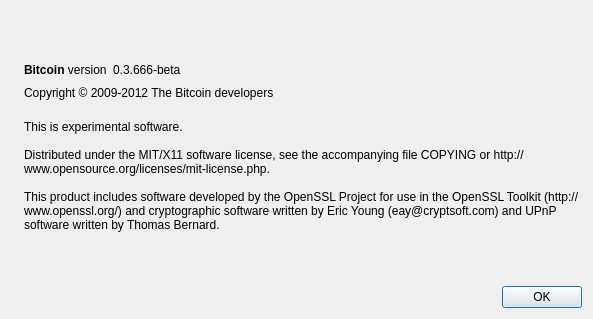
Before: the Qt Designer form src/qt/forms/aboutdialog.ui in Greedi/weedcoin, drawn with Qt 5.
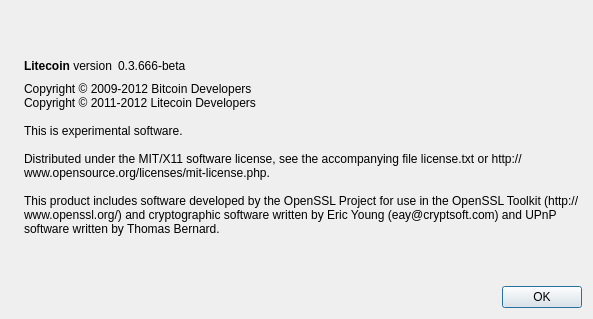
After: the same form once the commit is applied. Icons and pictures are not drawn.

```diff
--- a/src/qt/forms/aboutdialog.ui
+++ b/src/qt/forms/aboutdialog.ui
@@ -50,10 +50,7 @@
           <cursorShape>IBeamCursor</cursorShape>
          </property>
          <property name="text">
-          <string>&lt;b&gt;Bitcoin&lt;/b&gt; version</string>
-         </property>
-         <property name="textInteractionFlags">
-          <set>Qt::LinksAccessibleByMouse|Qt::TextSelectableByKeyboard|Qt::TextSelectableByMouse</set>
+          <string>&lt;b&gt;Litecoin&lt;/b&gt; version</string>
          </property>
         </widget>
        </item>
@@ -65,8 +62,8 @@
          <property name="text">
           <string notr="true">0.3.666-beta</string>
          </property>
-         <property name="textInteractionFlags">
-          <set>Qt::LinksAccessibleByMouse|Qt::TextSelectableByKeyboard|Qt::TextSelectableByMouse</set>
+         <property name="textFormat">
+          <enum>Qt::RichText</enum>
          </property>
         </widget>
        </item>
@@ -85,29 +82,18 @@
        </item>
       </layout>
      </item>
-     <item>
-      <widget class="QLabel" name="copyrightLabel">
-       <property name="cursor">
-        <cursorShape>IBeamCursor</cursorShape>
-       </property>
-       <property name="text">
-        <string>Copyright © 2009-2012 The Bitcoin developers</string>
-       </property>
-       <property name="textInteractionFlags">
-        <set>Qt::LinksAccessibleByMouse|Qt::TextSelectableByKeyboard|Qt::TextSelectableByMouse</set>
-       </property>
-      </widget>
-     </item>
      <item>
       <widget class="QLabel" name="label_2">
        <property name="cursor">
         <cursorShape>IBeamCursor</cursorShape>
        </property>
        <property name="text">
-        <string>
+        <string>Copyright © 2009-2012 Bitcoin Developers
+Copyright © 2011-2012 Litecoin Developers
+
 This is experimental software.
 
-Distributed under the MIT/X11 software license, see the accompanying file COPYING or http://www.opensource.org/licenses/mit-license.php.
+Distributed under the MIT/X11 software license, see the accompanying file license.txt or http://www.opensource.org/licenses/mit-license.php.
 
 This product includes software developed by the OpenSSL Project for use in the OpenSSL Toolkit (http://www.openssl.org/) and cryptographic software written by Eric Young (eay@cryptsoft.com) and UPnP software written by Thomas Bernard.</string>
        </property>
```
Left out of the diff: 17 changed lines with no effect on the pictures.
